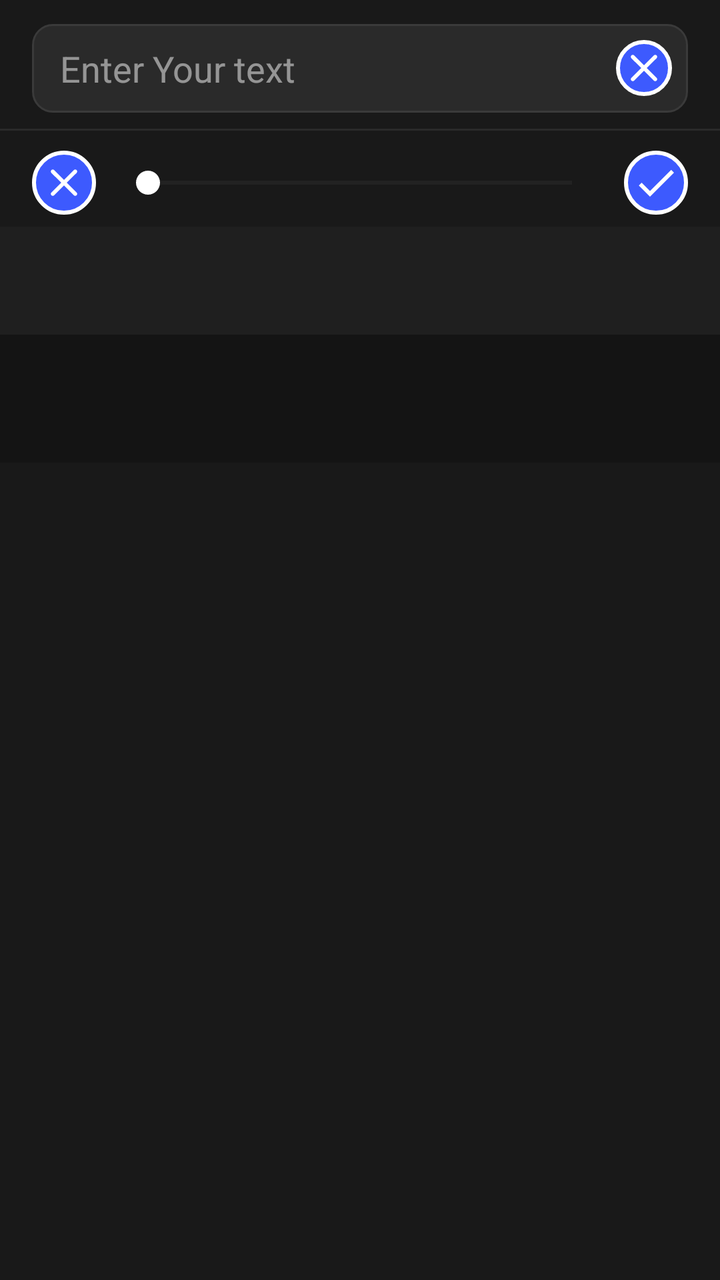
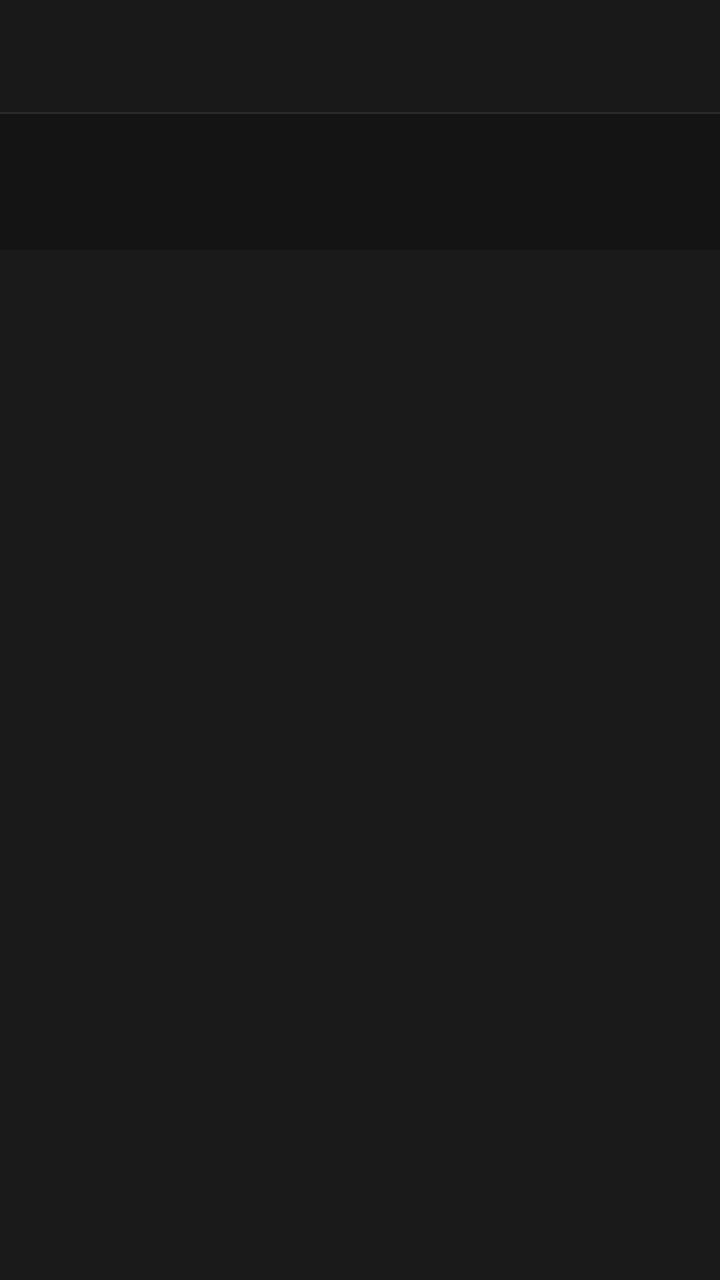

Compare the two renders of this Android layout. The source of the first and the diff that turns it into the second are given below.
<!-- AndroidManifest.xml: application theme Theme.SampleProject -->
<!-- res/layout/bottom_sheet_text_editor.xml -->
<?xml version="1.0" encoding="utf-8"?>
<LinearLayout xmlns:android="http://schemas.android.com/apk/res/android"
    xmlns:app="http://schemas.android.com/apk/res-auto"
    android:layout_width="match_parent"
    android:layout_height="wrap_content"
    android:background="#191919"
    android:orientation="vertical">

    
    <LinearLayout
        android:id="@+id/textInputContainer"
        android:layout_width="match_parent"
        android:layout_height="wrap_content"
        android:background="#191919"
        android:gravity="center_vertical"
        android:orientation="horizontal"
        android:paddingStart="16dp"
        android:paddingTop="12dp"
        android:paddingEnd="16dp"
        android:paddingBottom="8dp">

        <FrameLayout
            android:layout_width="match_parent"
            android:layout_height="wrap_content">

            <EditText
                android:id="@+id/etTextEditorInput"
                android:layout_width="match_parent"
                android:layout_height="wrap_content"
                android:background="@drawable/bg_edit_text_box"
                android:hint="@string/text_editor_hint"
                android:imeOptions="actionDone"
                android:inputType="textCapSentences|textMultiLine|textAutoCorrect"
                android:maxLines="3"
                android:paddingStart="14dp"
                android:paddingTop="10dp"
                android:paddingEnd="42dp"
                android:paddingBottom="10dp"
                android:textColor="@android:color/white"
                android:textColorHint="#80FFFFFF"
                android:textSize="18sp" />

            <ImageButton
                android:id="@+id/btnTextClear"
                android:layout_width="28dp"
                android:layout_height="28dp"
                android:layout_gravity="end|center_vertical"
                android:layout_marginEnd="8dp"
                android:background="@drawable/bg_handle_circle"
                android:padding="6dp"
                android:src="@drawable/ic_cross"/>

        </FrameLayout>
    </LinearLayout>

    <View
        android:layout_width="match_parent"
        android:layout_height="1dp"
        android:background="#2A2A2A" />

    
    <LinearLayout
        android:id="@+id/intensityContainer"
        android:layout_width="match_parent"
        android:layout_height="wrap_content"
        android:background="#191919"
        android:gravity="center_vertical"
        android:orientation="horizontal"
        android:paddingStart="16dp"
        android:paddingTop="10dp"
        android:paddingEnd="16dp"
        android:paddingBottom="6dp">

        <ImageButton
            android:id="@+id/btnTextCancel"
            android:layout_width="32dp"
            android:layout_height="32dp"
            android:layout_marginEnd="10dp"
            android:background="@drawable/bg_handle_circle"
            android:padding="7dp"
            android:src="@drawable/ic_cross"
            android:contentDescription="@string/text_editor_cancel" />

        <SeekBar
            android:id="@+id/sbTextIntensity"
            android:layout_width="0dp"
            android:layout_height="wrap_content"
            android:layout_weight="1"
            android:max="200"
            android:progressBackgroundTint="#3A3A3A"
            android:progressTint="@android:color/white"
            android:thumbTint="@android:color/white" />

        <ImageButton
            android:id="@+id/btnTextConfirm"
            android:layout_width="32dp"
            android:layout_height="32dp"
            android:layout_marginStart="10dp"
            android:background="@drawable/bg_handle_circle"
            android:padding="7dp"
            android:src="@drawable/ic_check"
            android:contentDescription="@string/text_editor_done" />
    </LinearLayout>

    
    <LinearLayout
        android:layout_width="match_parent"
        android:layout_height="54dp"
        android:background="#1F1F1F"
        android:gravity="center_vertical"
        android:orientation="horizontal"
        android:paddingStart="12dp"
        android:paddingEnd="4dp">

        <androidx.recyclerview.widget.RecyclerView
            android:id="@+id/rvTools"
            android:layout_width="match_parent"
            android:layout_height="match_parent"
            android:clipToPadding="false"
            android:paddingStart="2dp"
            android:paddingEnd="4dp" />
    </LinearLayout>


    <FrameLayout
        android:id="@+id/toolContentContainer"
        android:layout_width="match_parent"
        android:layout_height="wrap_content"
        android:background="#141414"
        android:minHeight="64dp"
        android:paddingStart="16dp"
        android:paddingTop="10dp"
        android:paddingEnd="16dp"
        android:paddingBottom="10dp" />

</LinearLayout>
<!-- resources referenced by this layout -->
<resources>
  <!-- drawable bg_edit_text_box (drawable) -->
  <?xml version="1.0" encoding="utf-8"?>
  <shape xmlns:android="http://schemas.android.com/apk/res/android"
      android:shape="rectangle">
      <solid android:color="#2A2A2A" />
      <corners android:radius="10dp" />
      <stroke
          android:width="1dp"
          android:color="#3A3A3A" />
  </shape>
  <!-- drawable bg_handle_circle (drawable) -->
  <?xml version="1.0" encoding="utf-8"?>
  <shape xmlns:android="http://schemas.android.com/apk/res/android"
      android:shape="oval">
      <solid android:color="@color/accent" />
      <stroke
          android:width="2dp"
          android:color="@android:color/white" />
  </shape>
  <!-- drawable ic_check (drawable) -->
  <?xml version="1.0" encoding="utf-8"?>
  <vector xmlns:android="http://schemas.android.com/apk/res/android"
      android:width="24dp"
      android:height="24dp"
      android:viewportWidth="24"
      android:viewportHeight="24">
      <path
          android:fillColor="#FFFFFF"
          android:pathData="M9,16.17L4.83,12l-1.42,1.41L9,19 21,7l-1.41,-1.41z"/>
  </vector>
  <!-- drawable ic_cross (drawable) -->
  <vector xmlns:android="http://schemas.android.com/apk/res/android"
      android:width="24dp"
      android:height="24dp"
      android:viewportWidth="24"
      android:viewportHeight="24"
      android:tint="#FFFFFF">
  
      <path
          android:fillColor="#FFFFFF"
          android:pathData="M18.3,5.71 C17.91,5.32 17.28,5.32 16.89,5.71 L12,10.59 L7.11,5.71 C6.72,5.32 6.09,5.32 5.7,5.71 C5.31,6.1 5.31,6.73 5.7,7.12 L10.59,12 L5.7,16.89 C5.31,17.28 5.31,17.91 5.7,18.3 C6.09,18.69 6.72,18.69 7.11,18.3 L12,13.41 L16.89,18.3 C17.28,18.69 17.91,18.69 18.3,18.3 C18.69,17.91 18.69,17.28 18.3,16.89 L13.41,12 L18.3,7.12 C18.68,6.73 18.68,6.1 18.3,5.71 Z" />
  
  </vector>
  <string name="text_editor_cancel">Cancel</string>
  <string name="text_editor_done">Done</string>
  <string name="text_editor_hint">Enter Your text</string>
  <style name="Theme.SampleProject" parent="Base.Theme.SampleProject" />
  <color name="accent">#3D5AFE</color>
  <style name="Base.Theme.SampleProject" parent="Theme.MaterialComponents.DayNight.NoActionBar">
          <item name="colorPrimary">@color/theme_purple</item>
          <item name="colorPrimaryVariant">@color/theme_dark</item>
          <item name="colorSecondary">@color/theme_pink</item>
      </style>
  <color name="theme_purple">#A855F7</color>
  <color name="theme_dark">#111827</color>
  <color name="theme_pink">#D048AA</color>
</resources>

<!-- the commit's change to res/layout/bottom_sheet_text_editor.xml (unified diff, before → after) -->
@@ -3,7 +3,7 @@
     xmlns:app="http://schemas.android.com/apk/res-auto"
     android:layout_width="match_parent"
     android:layout_height="wrap_content"
-    android:background="#191919"
+    android:background="#1A1A1A"
     android:orientation="vertical">
 
     
@@ -11,17 +11,31 @@
         android:id="@+id/textInputContainer"
         android:layout_width="match_parent"
         android:layout_height="wrap_content"
-        android:background="#191919"
+        android:visibility="gone"
+        android:background="#1F1F1F"
         android:gravity="center_vertical"
         android:orientation="horizontal"
-        android:paddingStart="16dp"
+        android:paddingStart="12dp"
         android:paddingTop="12dp"
-        android:paddingEnd="16dp"
-        android:paddingBottom="8dp">
+        android:paddingEnd="12dp"
+        android:paddingBottom="12dp">
+
+        <ImageButton
+            android:id="@+id/btnTextCancel"
+            android:layout_width="36dp"
+            android:layout_height="36dp"
+            android:background="?selectableItemBackgroundBorderless"
+            android:contentDescription="@string/text_editor_cancel"
+            android:padding="6dp"
+            android:src="@drawable/ic_cross"
+            app:tint="#FFFFFF" />
 
         <FrameLayout
-            android:layout_width="match_parent"
-            android:layout_height="wrap_content">
+            android:layout_width="0dp"
+            android:layout_height="wrap_content"
+            android:layout_weight="1"
+            android:layout_marginStart="10dp"
+            android:layout_marginEnd="10dp">
 
             <EditText
                 android:id="@+id/etTextEditorInput"
@@ -32,105 +46,79 @@
                 android:imeOptions="actionDone"
                 android:inputType="textCapSentences|textMultiLine|textAutoCorrect"
                 android:maxLines="3"
-                android:paddingStart="14dp"
+                android:minHeight="44dp"
+                android:paddingStart="16dp"
                 android:paddingTop="10dp"
                 android:paddingEnd="42dp"
                 android:paddingBottom="10dp"
                 android:textColor="@android:color/white"
                 android:textColorHint="#80FFFFFF"
-                android:textSize="18sp" />
+                android:textSize="16sp" />
 
             <ImageButton
                 android:id="@+id/btnTextClear"
-                android:layout_width="28dp"
-                android:layout_height="28dp"
+                android:layout_width="32dp"
+                android:layout_height="32dp"
                 android:layout_gravity="end|center_vertical"
-                android:layout_marginEnd="8dp"
-                android:background="@drawable/bg_handle_circle"
-                android:padding="6dp"
-                android:src="@drawable/ic_cross"/>
+                android:layout_marginEnd="6dp"
+                android:background="?selectableItemBackgroundBorderless"
+                android:padding="8dp"
+                android:src="@drawable/ic_cross"
+                app:tint="#A0A0A0" />
+        </FrameLayout>
 
-        </FrameLayout>
+        <ImageButton
+            android:id="@+id/btnTextConfirm"
+            android:layout_width="36dp"
+            android:layout_height="36dp"
+            android:background="?selectableItemBackgroundBorderless"
+            android:contentDescription="@string/text_editor_done"
+            android:padding="6dp"
+            android:src="@drawable/ic_check"
+            app:tint="#4CAF50" />
     </LinearLayout>
 
     <View
+        android:id="@+id/divider1"
         android:layout_width="match_parent"
         android:layout_height="1dp"
+        android:visibility="gone"
         android:background="#2A2A2A" />
 
     
     <LinearLayout
-        android:id="@+id/intensityContainer"
+        android:id="@+id/bottomToolbarContainer"
         android:layout_width="match_parent"
-        android:layout_height="wrap_content"
+        android:layout_height="56dp"
         android:background="#191919"
         android:gravity="center_vertical"
-        android:orientation="horizontal"
-        android:paddingStart="16dp"
-        android:paddingTop="10dp"
-        android:paddingEnd="16dp"
-        android:paddingBottom="6dp">
-
-        <ImageButton
-            android:id="@+id/btnTextCancel"
-            android:layout_width="32dp"
-            android:layout_height="32dp"
-            android:layout_marginEnd="10dp"
-            android:background="@drawable/bg_handle_circle"
-            android:padding="7dp"
-            android:src="@drawable/ic_cross"
-            android:contentDescription="@string/text_editor_cancel" />
-
-        <SeekBar
-            android:id="@+id/sbTextIntensity"
-            android:layout_width="0dp"
-            android:layout_height="wrap_content"
-            android:layout_weight="1"
-            android:max="200"
-            android:progressBackgroundTint="#3A3A3A"
-            android:progressTint="@android:color/white"
-            android:thumbTint="@android:color/white" />
-
-        <ImageButton
-            android:id="@+id/btnTextConfirm"
-            android:layout_width="32dp"
-            android:layout_height="32dp"
-            android:layout_marginStart="10dp"
-            android:background="@drawable/bg_handle_circle"
-            android:padding="7dp"
-            android:src="@drawable/ic_check"
-            android:contentDescription="@string/text_editor_done" />
-    </LinearLayout>
-
-    
-    <LinearLayout
-        android:layout_width="match_parent"
-        android:layout_height="54dp"
-        android:background="#1F1F1F"
-        android:gravity="center_vertical"
-        android:orientation="horizontal"
-        android:paddingStart="12dp"
-        android:paddingEnd="4dp">
+        android:orientation="horizontal">
 
         <androidx.recyclerview.widget.RecyclerView
             android:id="@+id/rvTools"
             android:layout_width="match_parent"
             android:layout_height="match_parent"
             android:clipToPadding="false"
-            android:paddingStart="2dp"
-            android:paddingEnd="4dp" />
+            android:paddingStart="12dp"
+            android:paddingEnd="12dp" />
     </LinearLayout>
 
+    <View
+        android:id="@+id/divider2"
+        android:layout_width="match_parent"
+        android:layout_height="1dp"
+        android:background="#2A2A2A" />
 
+    
     <FrameLayout
         android:id="@+id/toolContentContainer"
         android:layout_width="match_parent"
         android:layout_height="wrap_content"
         android:background="#141414"
-        android:minHeight="64dp"
+        android:minHeight="68dp"
         android:paddingStart="16dp"
-        android:paddingTop="10dp"
+        android:paddingTop="12dp"
         android:paddingEnd="16dp"
-        android:paddingBottom="10dp" />
+        android:paddingBottom="12dp" />
 
 </LinearLayout>
<!-- resource entries referenced after the edit -->
@@ -9,15 +9,6 @@
       <stroke
           android:width="1dp"
           android:color="#3A3A3A" />
-  </shape>
-  <!-- drawable bg_handle_circle (drawable) -->
-  <?xml version="1.0" encoding="utf-8"?>
-  <shape xmlns:android="http://schemas.android.com/apk/res/android"
-      android:shape="oval">
-      <solid android:color="@color/accent" />
-      <stroke
-          android:width="2dp"
-          android:color="@android:color/white" />
   </shape>
   <!-- drawable ic_check (drawable) -->
   <?xml version="1.0" encoding="utf-8"?>
@@ -47,7 +38,6 @@
   <string name="text_editor_done">Done</string>
   <string name="text_editor_hint">Enter Your text</string>
   <style name="Theme.SampleProject" parent="Base.Theme.SampleProject" />
-  <color name="accent">#3D5AFE</color>
   <style name="Base.Theme.SampleProject" parent="Theme.MaterialComponents.DayNight.NoActionBar">
           <item name="colorPrimary">@color/theme_purple</item>
           <item name="colorPrimaryVariant">@color/theme_dark</item>
